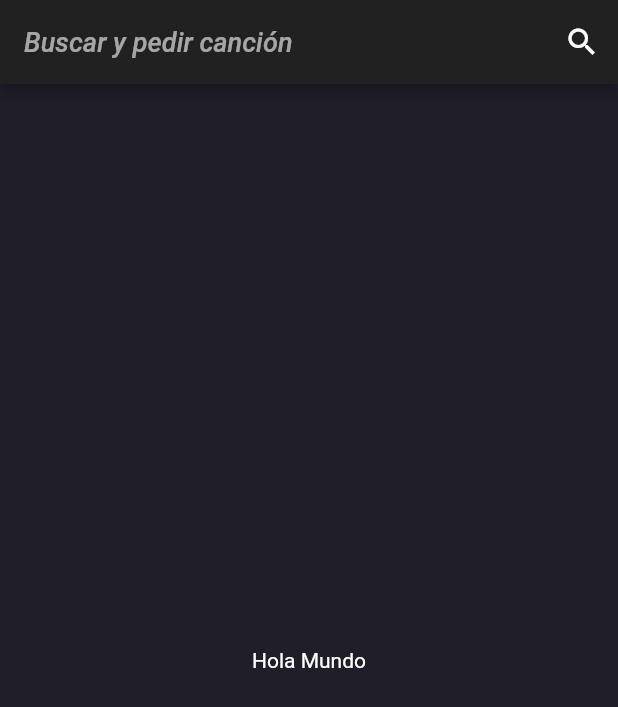
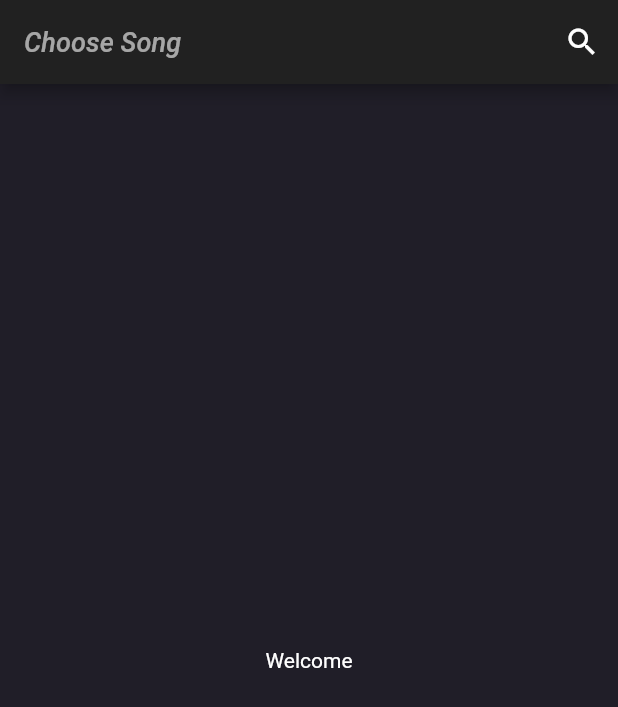
Before and after one commit to jhonc42/appbar, a Flutter app: the screen it shows after launch, on a phone screen of 412 x 824 dp. Shown: the top 707 px of the screen. Run offline on Flutter 3.47's test engine with Material 2 defaults, Android fonts, the phone set to English and light mode, and no system bars; our stand-ins replace animate_do, assets_audio_player, flutter_swiper, font_awesome_flutter.

Commit message:
Añadido soporte para multi-idioma

```diff
--- /dev/null
+++ b/lib/l10n/intl_en.arb
@@ -0,0 +1,21 @@
+{
+  "@@last_modified": "2021-04-06T19:51:28.861813",
+  "title": "App Bar",
+  "@title": {
+    "description": "App title",
+    "type": "text",
+    "placeholders": {}
+  },
+  "welcome_label": "Welcome",
+  "@welcome_label": {
+    "description": "Welcome message",
+    "type": "text",
+    "placeholders": {}
+  },
+  "choosesong_hint": "Choose Song",
+  "@choosesong_hint": {
+    "description": "Choose song",
+    "type": "text",
+    "placeholders": {}
+  }
+}
--- /dev/null
+++ b/lib/l10n/intl_es.arb
@@ -0,0 +1,21 @@
+{
+  "@@last_modified": "2021-04-06T19:51:28.861813",
+  "title": "Bar Aplicación",
+  "@title": {
+    "description": "App title",
+    "type": "text",
+    "placeholders": {}
+  },
+  "welcome_label": "Bienvenido",
+  "@welcome_label": {
+    "description": "Welcome message",
+    "type": "text",
+    "placeholders": {}
+  },
+  "choosesong_hint": "Buscar Canción",
+  "@choosesong_hint": {
+    "description": "Choose song",
+    "type": "text",
+    "placeholders": {}
+  }
+}
--- /dev/null
+++ b/lib/l10n/intl_fr.arb
@@ -0,0 +1,21 @@
+{
+  "@@last_modified": "2021-04-06T19:51:28.861813",
+  "title": "App Le Bar",
+  "@title": {
+    "description": "App title",
+    "type": "text",
+    "placeholders": {}
+  },
+  "welcome_label": "Bienvenue",
+  "@welcome_label": {
+    "description": "Welcome message",
+    "type": "text",
+    "placeholders": {}
+  },
+  "choosesong_hint": "Rechercher une chanson",
+  "@choosesong_hint": {
+    "description": "Choose song",
+    "type": "text",
+    "placeholders": {}
+  }
+}
--- /dev/null
+++ b/lib/l10n/intl_messages.arb
@@ -0,0 +1,21 @@
+{
+  "@@last_modified": "2021-04-06T19:51:28.861813",
+  "title": "App Bar",
+  "@title": {
+    "description": "App title",
+    "type": "text",
+    "placeholders": {}
+  },
+  "welcome_label": "Welcome",
+  "@welcome_label": {
+    "description": "Welcome message",
+    "type": "text",
+    "placeholders": {}
+  },
+  "choosesong_hint": "Choose Song",
+  "@choosesong_hint": {
+    "description": "Choose song",
+    "type": "text",
+    "placeholders": {}
+  }
+}
--- a/lib/main.dart
+++ b/lib/main.dart
@@ -1,4 +1,7 @@
 import 'package:flutter/material.dart';
+import 'package:flutter_localizations/flutter_localizations.dart';
+
+import 'package:miappbar/src/helpers/myLocalizations.dart';
 import 'package:miappbar/src/models/audioplayer.dart';
 
 import 'package:miappbar/src/theme/theme.dart';
@@ -17,10 +20,24 @@ class MyApp extends StatelessWidget {
         ChangeNotifierProvider(create: (_) => new AudioPlayerModel())
       ],
       child: MaterialApp(
+        onGenerateTitle: (BuildContext context) =>
+            MyLocalizations.of(context).title,
         debugShowCheckedModeBanner: false,
-        title: 'App Bar',
+        // title: MyLocalizations.of(context).title,
         theme: myTheme,
+
         // home: InitPlayerPage()
+        localizationsDelegates: [
+          const MyLocalizationsDelegate(),
+          GlobalMaterialLocalizations.delegate,
+          GlobalWidgetsLocalizations.delegate,
+          GlobalCupertinoLocalizations.delegate,
+        ],
+        supportedLocales: [
+          const Locale('en', ''),
+          const Locale('es', ''),
+          const Locale('fr', ''),
+        ],
         initialRoute: '/',
         routes: {
           '/': (BuildContext context) => InitPlayerPage(),
--- /dev/null
+++ b/lib/src/helpers/myLocalizations.dart
@@ -0,0 +1,145 @@
+import 'dart:convert';
+
+import 'package:flutter/foundation.dart';
+import 'package:flutter/material.dart';
+import 'package:flutter/services.dart';
+import 'package:intl/intl.dart';
+import 'package:miappbar/l10n/messages_all.dart';
+
+// import 'l10n/messages_all.dart';
+
+class MyLocalizations {
+  MyLocalizations(this.localeName);
+
+  final String localeName;
+
+  static MyLocalizations of(BuildContext context) {
+    return Localizations.of<MyLocalizations>(context, MyLocalizations);
+  }
+
+  static Future<MyLocalizations> load(Locale locale) {
+    final String name =
+        locale.countryCode.isEmpty ? locale.languageCode : locale.toString();
+    final String localeName = Intl.canonicalizedLocale(name);
+
+    return initializeMessages(localeName).then((_) {
+      return MyLocalizations(localeName);
+    });
+  }
+
+  String get title {
+    return Intl.message(
+      'App Bar',
+      name: 'title',
+      desc: 'App title',
+      locale: localeName,
+    );
+  }
+
+  String get welcome_label {
+    return Intl.message(
+      'Welcome',
+      name: 'welcome_label',
+      desc: 'Welcome message',
+      locale: localeName,
+    );
+  }
+
+  String get choosesong_hint {
+    return Intl.message(
+      'Choose Song',
+      name: 'choosesong_hint',
+      desc: 'Choose song',
+      locale: localeName,
+    );
+  }
+
+  // String get eventdate_label {
+  //   return Intl.message(
+  //     'Event Date',
+  //     name: 'eventdate_label',
+  //     desc: 'Event date',
+  //     locale: localeName,
+  //   );
+  // }
+
+  // String get eventdate_hint {
+  //   return Intl.message(
+  //     'Enter event date',
+  //     name: 'eventdate_hint',
+  //     desc: 'Event date hint',
+  //     locale: localeName,
+  //   );
+  // }
+
+  // String get category_label {
+  //   return Intl.message(
+  //     'Category',
+  //     name: 'category_label',
+  //     desc: 'Category label',
+  //     locale: localeName,
+  //   );
+  // }
+
+  // String get category_hint {
+  //   return Intl.message(
+  //     'Choose a seat category',
+  //     name: 'category_hint',
+  //     desc: 'Category hint',
+  //     locale: localeName,
+  //   );
+  // }
+
+  // String get amount_label {
+  //   return Intl.message(
+  //     'Amount',
+  //     name: 'amount_label',
+  //     desc: 'Amount label',
+  //     locale: localeName,
+  //   );
+  // }
+
+  // String get amount_hint {
+  //   return Intl.message(
+  //     'Enter number of tickets',
+  //     name: 'amount_hint',
+  //     desc: 'Amount hint',
+  //     locale: localeName,
+  //   );
+  // }
+
+  // String get order {
+  //   return Intl.message(
+  //     'Order',
+  //     name: 'order',
+  //     desc: 'order button',
+  //     locale: localeName,
+  //   );
+  // }
+
+  // String get confirmation {
+  //   return Intl.message(
+  //     'You ordered XXX tickets for a total of \$YYY.',
+  //     name: 'confirmation',
+  //     desc: 'Confirmation',
+  //     locale: localeName,
+  //   );
+  // }
+}
+
+class MyLocalizationsDelegate extends LocalizationsDelegate<MyLocalizations> {
+  const MyLocalizationsDelegate();
+
+  @override
+  bool isSupported(Locale locale) {
+    return ['en', 'es', 'fr'].contains(locale.languageCode);
+  }
+
+  @override
+  Future<MyLocalizations> load(Locale locale) {
+    return MyLocalizations.load(locale);
+  }
+
+  @override
+  bool shouldReload(MyLocalizationsDelegate old) => false;
+}
--- a/lib/src/pages/init_player_page.dart
+++ b/lib/src/pages/init_player_page.dart
@@ -1,4 +1,5 @@
 import 'package:flutter/material.dart';
+import 'package:miappbar/src/helpers/myLocalizations.dart';
 
 import 'package:miappbar/src/search/search_delegate.dart';
 
@@ -8,7 +9,7 @@ class InitPlayerPage extends StatelessWidget {
     return Scaffold(
       appBar: AppBar(
         centerTitle: false,
-        title: Text('Buscar y pedir canción',
+        title: Text(MyLocalizations.of(context).choosesong_hint,
             style: TextStyle(
                 fontStyle: FontStyle.italic,
                 color: Colors.white.withOpacity(0.6),
@@ -26,7 +27,7 @@ class InitPlayerPage extends StatelessWidget {
         ],
       ),
       body: Center(
-        child: Text('Hola Mundo'),
+        child: Text(MyLocalizations.of(context).welcome_label),
       ),
     );
   }
--- a/pubspec.yaml
+++ b/pubspec.yaml
@@ -24,6 +24,8 @@ dependencies:
   flutter:
     sdk: flutter
 
+  flutter_localizations:
+    sdk: flutter
 
   # The following adds the Cupertino Icons font to your application.
   # Use with the CupertinoIcons class for iOS style icons.
@@ -33,6 +35,8 @@ dependencies:
   animate_do: ^1.6.3
   provider: ^4.0.4
   assets_audio_player: ^1.2.3
+  intl: ^0.16.1
+  intl_translation: ^0.17.10
 
 dev_dependencies:
   flutter_test:
```
Also changed, not shown: lib/l10n/messages_all.dart (added, +71 -0 lines), lib/l10n/messages_en.dart (added, +28 -0 lines), lib/l10n/messages_es.dart (added, +28 -0 lines), lib/l10n/messages_fr.dart (added, +28 -0 lines), pubspec.lock.
